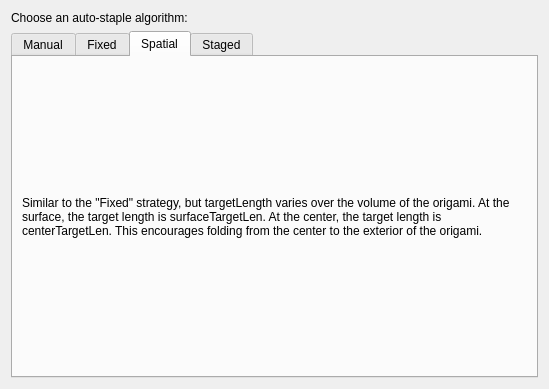
Before: the Qt Designer form plugins/autostaple/autostapleconfig.ui in sdouglas/cadnano2, drawn with Qt 5.
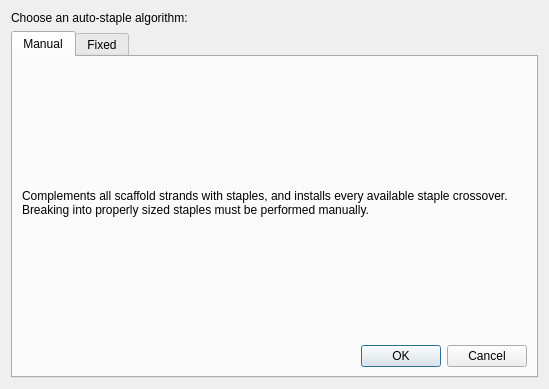
After: the same form once the commit is applied. The open tabs and pages were chosen to show the change.

Patch:
```diff
--- a/plugins/autostaple/autostapleconfig.ui
+++ b/plugins/autostaple/autostapleconfig.ui
@@ -58,7 +58,7 @@
           </size>
          </property>
          <property name="text">
-          <string>Complements all scaffold strands in the current part with staples and installs every available crossover to form long 'proto-crossover's. Breaking proto-crossovers into properly sized crossovers must be performed manually.</string>
+          <string>Complements all scaffold strands with staples, and installs every available staple crossover. Breaking into properly sized staples must be performed manually.</string>
          </property>
          <property name="wordWrap">
           <bool>true</bool>
@@ -173,52 +173,6 @@
        </item>
       </layout>
      </widget>
-     <widget class="QWidget" name="spatial">
-      <attribute name="title">
-       <string>Spatial</string>
-      </attribute>
-      <layout class="QVBoxLayout" name="verticalLayout_4">
-       <item>
-        <widget class="QLabel" name="fixedDesc_2">
-         <property name="sizePolicy">
-          <sizepolicy hsizetype="Preferred" vsizetype="Preferred">
-           <horstretch>0</horstretch>
-           <verstretch>0</verstretch>
-          </sizepolicy>
-         </property>
-         <property name="maximumSize">
-          <size>
-           <width>16777215</width>
-           <height>77</height>
-          </size>
-         </property>
-         <property name="text">
-          <string>Similar to the &quot;Fixed&quot; strategy, but targetLength varies over the volume of the origami. At the surface, the target length is surfaceTargetLen. At the center, the target length is centerTargetLen. This encourages folding from the center to the exterior of the origami.</string>
-         </property>
-         <property name="wordWrap">
-          <bool>true</bool>
-         </property>
-        </widget>
-       </item>
-      </layout>
-     </widget>
-     <widget class="QWidget" name="tab">
-      <attribute name="title">
-       <string>Staged</string>
-      </attribute>
-      <layout class="QVBoxLayout" name="verticalLayout_5">
-       <item>
-        <widget class="QLabel" name="label_2">
-         <property name="text">
-          <string>Breaks the origami into several geometrically contiguous &quot;stages&quot; (or allows the user to do so). Stapes on the interior of a stage have intraStageTargetLen while staples connecting stages have interStageTargetLen.</string>
-         </property>
-         <property name="wordWrap">
-          <bool>true</bool>
-         </property>
-        </widget>
-       </item>
-      </layout>
-     </widget>
     </widget>
    </item>
   </layout>
```
Left out of the diff: 54 changed lines with no effect on the pictures.
